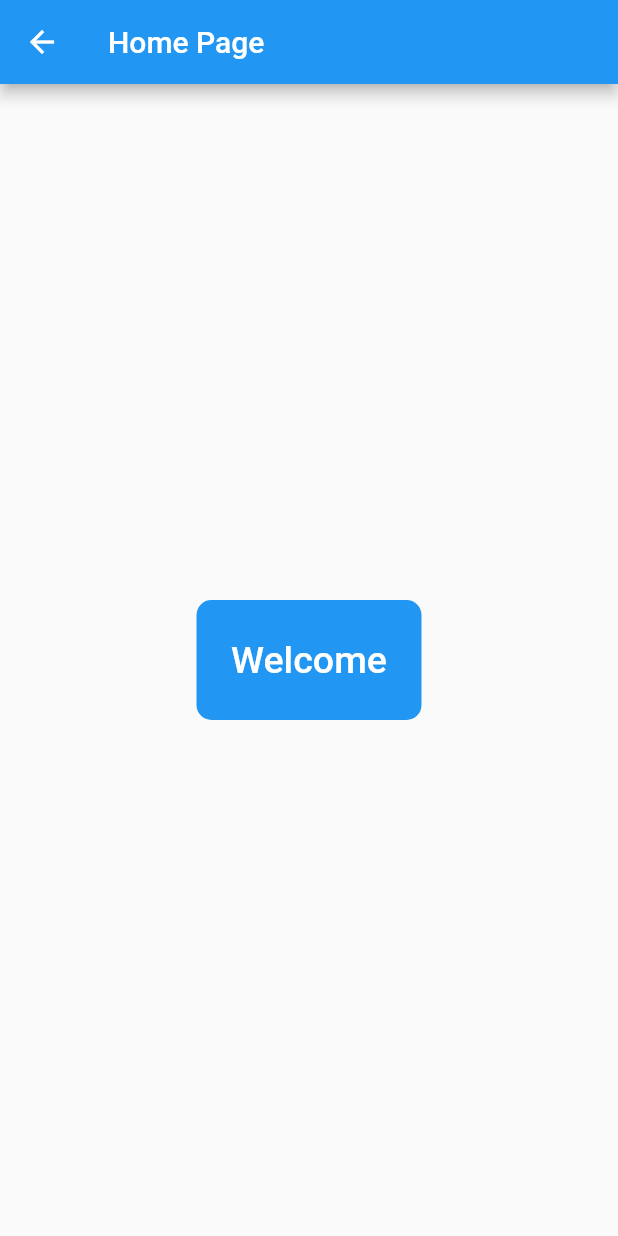
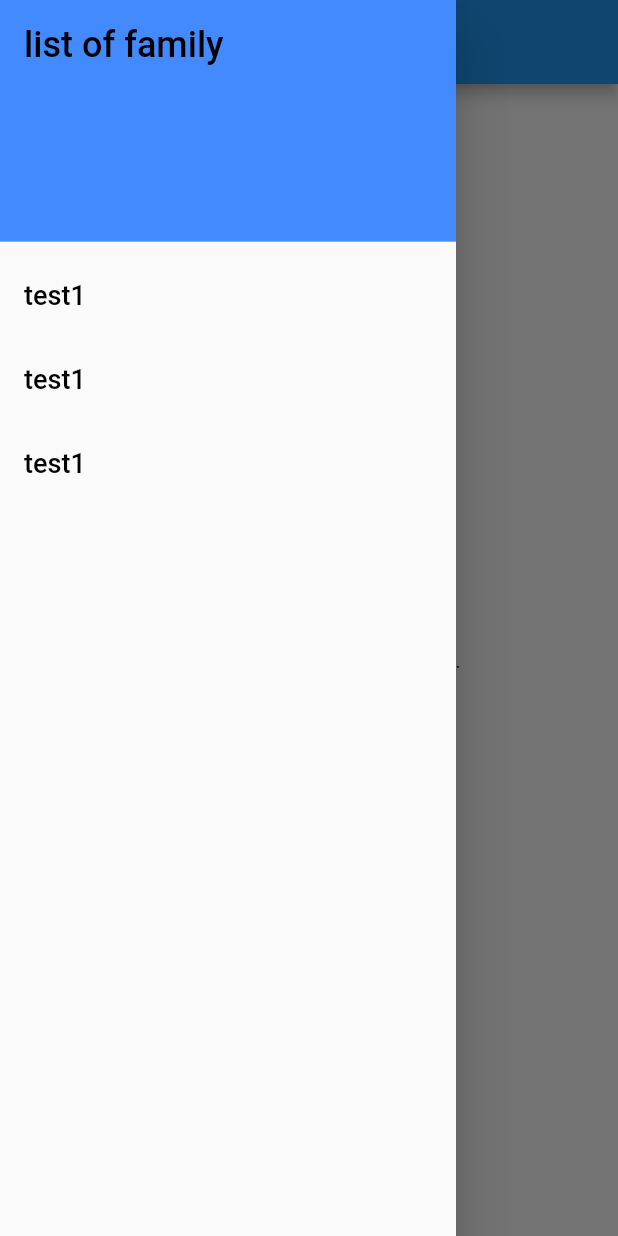
Before and after one commit to salemgzouni/gstock, a Flutter app: the HomePage screen opened directly, with the side drawer open (before the commit the screen has no drawer), on a phone screen of 412 x 824 dp. Run offline on Flutter 3.47's test engine with Material 2 defaults, Android fonts, the phone set to English and light mode, and no system bars; our stand-ins replace sqflite; missing offline and left inert: sqfentity_gen; accounts and stored records are empty.

Commit message:
interface homepage

```diff
--- a/lib/Data/admin_operations.dart
+++ b/lib/Data/admin_operations.dart
@@ -32,7 +32,7 @@ class AdminOperations {
 
   Future<bool> searchAdminByEmailMdp(String email,String mdp) async {
     final db = await dbProvider.database;
-    Map<String, dynamic> maps = (await db.query('admin', where: 'email=? and mdp=?', whereArgs: [email,mdp])) as Map<String, dynamic>;
+    List<Map<String, dynamic>> maps = (await db.query('admin', where: 'email=? and mdp=?', whereArgs: [email,mdp]));
     /*List<Admin> admin =allRows.map((admin) => Admin.map(admin)).toList();*/
     if(maps.isNotEmpty){
       print(maps);
--- a/lib/Pages/ProfilePage.dart
+++ b/lib/Pages/ProfilePage.dart
@@ -2,6 +2,7 @@ import 'package:flutter/material.dart';
 import 'package:gstock/components/ProfileComponents/Header.dart';
 import 'package:gstock/components/ProfileComponents/InputWrapper.dart';
 import '';
+import 'home_page.dart';
 class ProfilePage extends StatelessWidget {
   bool isObscurePassword = true;
 
@@ -9,13 +10,15 @@ class ProfilePage extends StatelessWidget {
   Widget build(BuildContext context) {
     return Scaffold(
       appBar: AppBar(
-        title: Text('Voici votre profile'),
+        title: Text('Profile'),
         leading : IconButton(
           icon: Icon (
             Icons.arrow_back,
             color: Colors.white,
           ),
-          onPressed: () {},
+          onPressed: () {
+            Navigator.push(context, MaterialPageRoute(builder: (context) => HomePage()),);
+          },
         ),
         actions:[
           IconButton(onPressed: () {}, icon: Icon(Icons.settings, color: Colors.white))
--- a/lib/Pages/home_page.dart
+++ b/lib/Pages/home_page.dart
@@ -1,5 +1,7 @@
 // TODO Implement this library.
 import 'package:flutter/material.dart';
+
+import 'ProfilePage.dart';
 
 class HomePage extends StatefulWidget {
   @override
@@ -9,27 +11,58 @@ class HomePage extends StatefulWidget {
 class _HomePageState extends State<HomePage> {
   @override
   Widget build(BuildContext context) {
+
     return Scaffold(
+
       appBar: AppBar(
-        title: const Text('Home Page'),
+          title: Text("HomePage"),
+          automaticallyImplyLeading: true,
       ),
       body: Center(
-        child: Container(
-          height: 80,
-          width: 150,
-          decoration: BoxDecoration(
-              color: Colors.blue, borderRadius: BorderRadius.circular(10)),
-          child: TextButton(
-            onPressed: () {
-              Navigator.pop(context);
-            },
-            child: const Text(
-              'Welcome',
-              style: TextStyle(color: Colors.white, fontSize: 25),
+          child:  Text("Welcome, select a family please.")
+      ),
+      drawer: Drawer(
+        child: ListView(
+          children: const <Widget> [
+            DrawerHeader(
+              decoration: BoxDecoration(
+                color: Colors.blueAccent,
+              ),
+              child: Text(
+                'list of family',
+                style: TextStyle(
+                  color: Colors.black,
+                  fontSize: 24,
+                ),
+              ),
             ),
-          ),
+
+            ListTile(
+              title: Text('test1',
+                  style: TextStyle(
+              color: Colors.black,
+              fontSize: 18,)
+              ),
+            ),
+            ListTile(
+              title: Text('test1',
+                  style: TextStyle(
+                    color: Colors.black,
+                    fontSize: 18,)
+              ),
+            ),
+            ListTile(
+              title: Text('test1',
+                  style: TextStyle(
+                    color: Colors.black,
+                    fontSize: 18,)
+              ),
+            ),
+          ],
         ),
       ),
+
     );
+
   }
 }
--- a/lib/components/LoginComponents/InputField.dart
+++ b/lib/components/LoginComponents/InputField.dart
@@ -54,8 +54,8 @@ class InputField extends StatelessWidget {
             borderRadius: BorderRadius.circular(10),
           ),
           child: TextButton(
-            onPressed: () {
-              if(adminOperations.searchAdminByEmailMdp(_myEmailController.text,_myPwdController.text)==true){
+            onPressed: () async {
+              if(await adminOperations.searchAdminByEmailMdp(_myEmailController.text,_myPwdController.text)==true){
                 Navigator.push(
                   context,MaterialPageRoute(builder: (context) => HomePage()),
                 );
--- a/lib/main.dart
+++ b/lib/main.dart
@@ -1,4 +1,5 @@
 import 'package:flutter/material.dart';
+import 'package:gstock/Pages/home_page.dart';
 
 
 import 'Pages/LoginPage.dart';
@@ -12,7 +13,7 @@ class MyApp extends StatelessWidget{
   Widget build(BuildContext context) {
     return new MaterialApp(
       debugShowCheckedModeBanner: false,
-      home: ProfilePage(),
+      home: HomePage(),
 
     );
 
```
